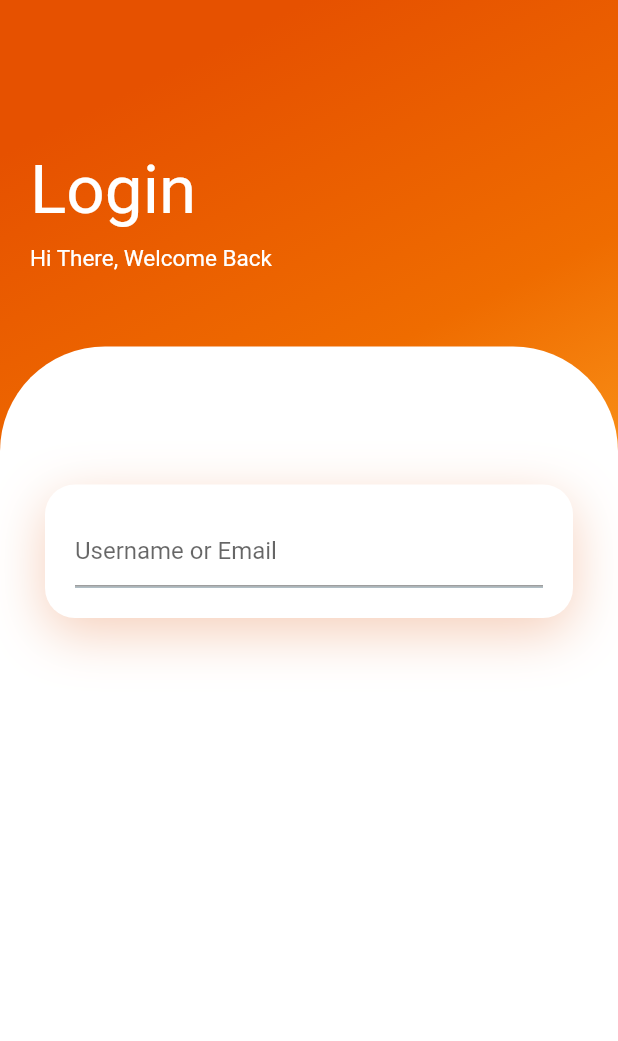
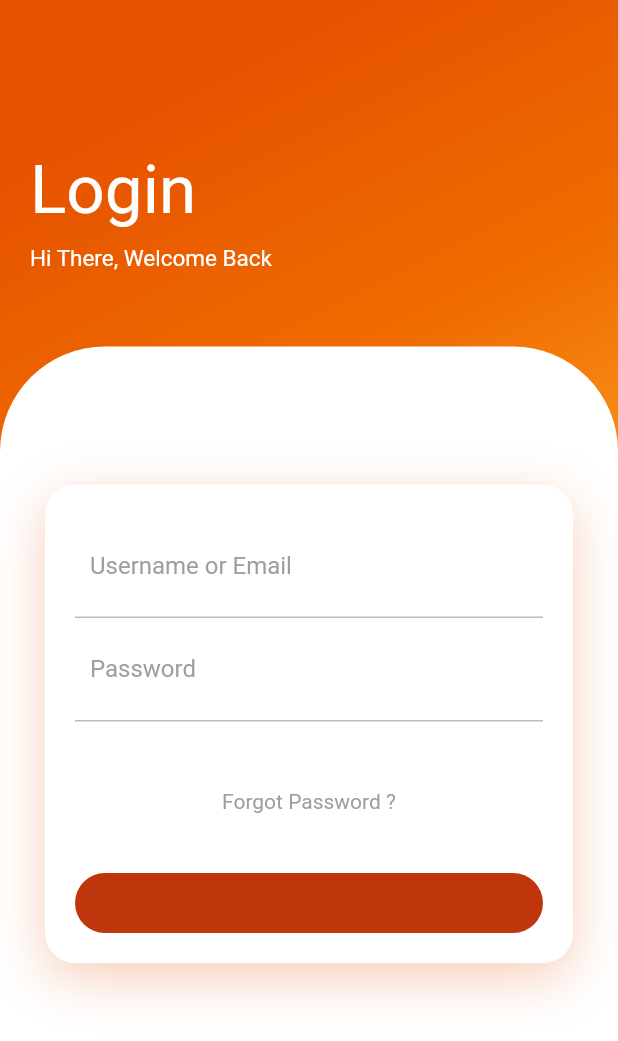
Before and after one commit to ekographs/mobiledeliveryapp, a Flutter app: the screen it shows after launch, item 2 of the bottom bar chosen, after a tap on "Proceed to Checkout", on a phone screen of 412 x 824 dp. Shown: the top 1041 px of the screen. Run offline on Flutter 3.47's test engine with Material 2 defaults, Android fonts, the light colour scheme and no system bars; missing offline and left inert: dart:html.

Commit message:
login page added some buttons

```diff
--- a/lib/src/pages/login_page.dart
+++ b/lib/src/pages/login_page.dart
@@ -63,15 +63,41 @@ class _LoginPageState extends  State<LoginPage>{
                         child: Column(
                           children: <Widget> [
                             Container(
+                              padding: EdgeInsets.all(10),
                               decoration: BoxDecoration(
                                 border: Border(bottom: BorderSide(color: Colors.blueGrey[200]))
                               ),
                               child: TextField(
                                 decoration: InputDecoration(
                                   hintText: "Username or Email",
+                                  hintStyle: TextStyle(color: Colors.grey),
+                                  border: InputBorder.none
                                 ),
                               ),
-                            )
+                            ),
+                            Container(
+                              padding: EdgeInsets.all(10),
+                              decoration: BoxDecoration(
+                                  border: Border(bottom: BorderSide(color: Colors.blueGrey[200]))
+                              ),
+                              child: TextField(
+                                decoration: InputDecoration(
+                                    hintText: "Password",
+                                    hintStyle: TextStyle(color: Colors.grey),
+                                    border: InputBorder.none
+                                ),
+                              ),
+                            ),
+                            SizedBox(height: 45.0,),
+                            Text("Forgot Password ?", style: TextStyle(color: Colors.grey),),
+                            SizedBox(height: 40,),
+                            Container(
+                              height: 40,
+                              decoration: BoxDecoration(
+                                borderRadius: BorderRadius.circular(50),
+                                color: Colors.deepOrange[900]
+                              ),
+                            ),
                           ],
                         ),
                       ),
```
